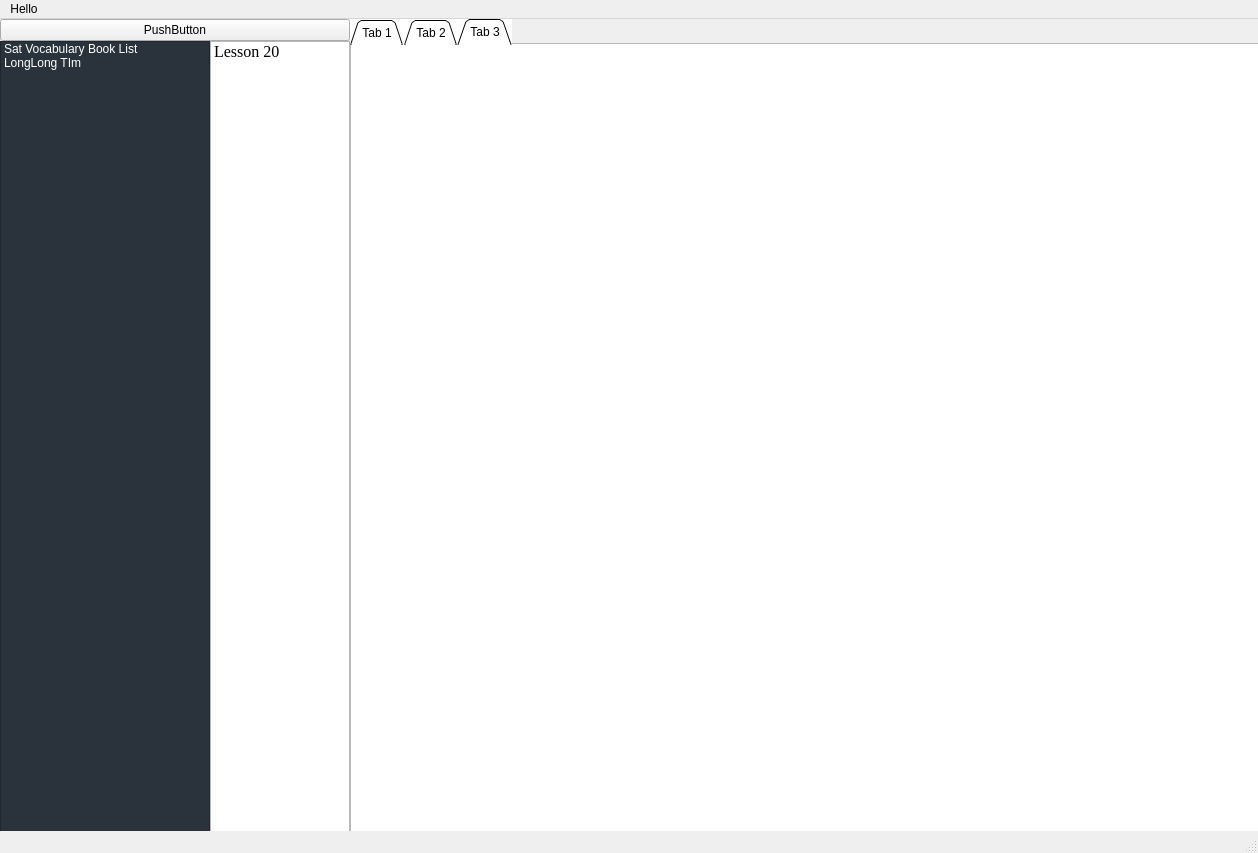
The window that PyQt5_GUI/RemV_Package/res/FirstGui.ui (ArmandXiao/RemV) describes before a commit, drawn with Qt 5.
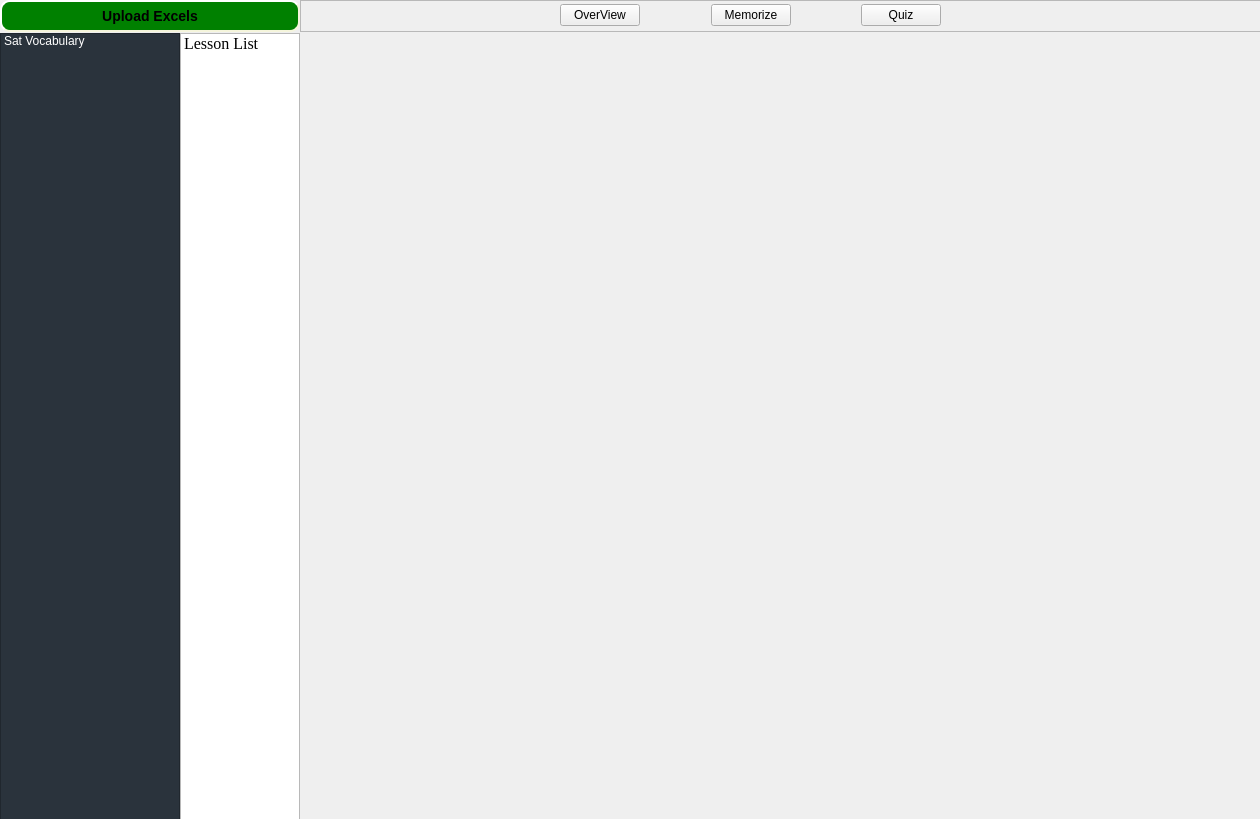
The same window after the commit.

Patch:
```diff
--- a/PyQt5_GUI/RemV_Package/res/FirstGui.ui
+++ b/PyQt5_GUI/RemV_Package/res/FirstGui.ui
@@ -6,8 +6,8 @@
    <rect>
     <x>0</x>
     <y>0</y>
-    <width>1258</width>
-    <height>853</height>
+    <width>1260</width>
+    <height>819</height>
    </rect>
   </property>
   <property name="tabletTracking">
@@ -16,6 +16,24 @@
   <property name="windowTitle">
    <string>MainWindow</string>
   </property>
+  <property name="windowOpacity">
+   <double>0.980000000000000</double>
+  </property>
+  <property name="autoFillBackground">
+   <bool>false</bool>
+  </property>
+  <property name="animated">
+   <bool>true</bool>
+  </property>
+  <property name="documentMode">
+   <bool>false</bool>
+  </property>
+  <property name="tabShape">
+   <enum>QTabWidget::Rounded</enum>
+  </property>
+  <property name="unifiedTitleAndToolBarOnMac">
+   <bool>false</bool>
+  </property>
   <widget class="QWidget" name="centralwidget">
    <widget class="QWidget" name="layoutWidget">
     <property name="geometry">
@@ -26,40 +44,25 @@
       <height>821</height>
      </rect>
     </property>
-    <layout class="QGridLayout" name="gridLayout" rowstretch="1,20" columnstretch="3,2,13">
+    <layout class="QGridLayout" name="gridLayout" rowstretch="1,0" columnstretch="3,2,16">
      <property name="sizeConstraint">
       <enum>QLayout::SetDefaultConstraint</enum>
      </property>
      <property name="leftMargin">
       <number>0</number>
      </property>
-     <property name="spacing">
+     <property name="topMargin">
       <number>0</number>
      </property>
-     <item row="1" column="1">
-      <widget class="QListWidget" name="lessonListWidget">
-       <property name="font">
-        <font>
-         <family>Times New Roman</family>
-         <pointsize>12</pointsize>
-         <weight>9</weight>
-         <italic>false</italic>
-         <bold>false</bold>
-        </font>
-       </property>
-       <property name="styleSheet">
-        <string notr="true">font: 75 12pt &quot;Times New Roman&quot;;</string>
-       </property>
-       <property name="alternatingRowColors">
-        <bool>true</bool>
-       </property>
-       <item>
-        <property name="text">
-         <string>Lesson 20</string>
-        </property>
-       </item>
-      </widget>
-     </item>
+     <property name="rightMargin">
+      <number>0</number>
+     </property>
+     <property name="horizontalSpacing">
+      <number>0</number>
+     </property>
+     <property name="verticalSpacing">
+      <number>1</number>
+     </property>
      <item row="1" column="0">
       <widget class="QListWidget" name="bookListWidget">
        <property name="toolTip">
@@ -77,6 +80,9 @@
 background: rgb(42, 51, 60)
 </string>
        </property>
+       <property name="frameShadow">
+        <enum>QFrame::Plain</enum>
+       </property>
        <property name="alternatingRowColors">
         <bool>false</bool>
        </property>
@@ -94,86 +100,167 @@
        </property>
        <item>
         <property name="text">
-         <string>Sat Vocabulary Book List</string>
+         <string>Sat Vocabulary</string>
         </property>
        </item>
+      </widget>
+     </item>
+     <item row="0" column="2">
+      <widget class="QFrame" name="frame">
+       <property name="frameShape">
+        <enum>QFrame::StyledPanel</enum>
+       </property>
+       <property name="frameShadow">
+        <enum>QFrame::Raised</enum>
+       </property>
+       <widget class="QWidget" name="horizontalLayoutWidget">
+        <property name="geometry">
+         <rect>
+          <x>260</x>
+          <y>0</y>
+          <width>381</width>
+          <height>30</height>
+         </rect>
+        </property>
+        <layout class="QHBoxLayout" name="horizontalLayout">
+         <property name="spacing">
+          <number>20</number>
+         </property>
+         <item>
+          <widget class="QPushButton" name="OverViewSceneBtn">
+           <property name="text">
+            <string>OverView</string>
+           </property>
+          </widget>
+         </item>
+         <item>
+          <spacer name="horizontalSpacer">
+           <property name="orientation">
+            <enum>Qt::Horizontal</enum>
+           </property>
+           <property name="sizeHint" stdset="0">
+            <size>
+             <width>40</width>
+             <height>20</height>
+            </size>
+           </property>
+          </spacer>
+         </item>
+         <item>
+          <widget class="QPushButton" name="MemorizeSceneBtn">
+           <property name="text">
+            <string>Memorize</string>
+           </property>
+          </widget>
+         </item>
+         <item>
+          <spacer name="horizontalSpacer_2">
+           <property name="orientation">
+            <enum>Qt::Horizontal</enum>
+           </property>
+           <property name="sizeHint" stdset="0">
+            <size>
+             <width>40</width>
+             <height>20</height>
+            </size>
+           </property>
+          </spacer>
+         </item>
+         <item>
+          <widget class="QPushButton" name="QuizSceneBtn">
+           <property name="text">
+            <string>Quiz</string>
+           </property>
+          </widget>
+         </item>
+        </layout>
+       </widget>
+      </widget>
+     </item>
+     <item row="1" column="2">
+      <widget class="QStackedWidget" name="stackedWidget">
+       <property name="enabled">
+        <bool>true</bool>
+       </property>
+       <property name="frameShape">
+        <enum>QFrame::NoFrame</enum>
+       </property>
+       <property name="lineWidth">
+        <number>1</number>
+       </property>
+       <property name="currentIndex">
+        <number>0</number>
+       </property>
+       <widget class="QWidget" name="OverviewScene"/>
+       <widget class="QWidget" name="MemorizeScene"/>
+       <widget class="QWidget" name="QuizScene"/>
+      </widget>
+     </item>
+     <item row="1" column="1">
+      <widget class="QListWidget" name="lessonListWidget">
+       <property name="font">
+        <font>
+         <family>Times New Roman</family>
+         <pointsize>12</pointsize>
+         <weight>9</weight>
+         <italic>false</italic>
+         <bold>false</bold>
+        </font>
+       </property>
+       <property name="styleSheet">
+        <string notr="true">font: 75 12pt &quot;Times New Roman&quot;;</string>
+       </property>
+       <property name="frameShadow">
+        <enum>QFrame::Plain</enum>
+       </property>
+       <property name="alternatingRowColors">
+        <bool>true</bool>
+       </property>
        <item>
         <property name="text">
-         <string>LongLong TIm</string>
+         <string>Lesson List</string>
         </property>
        </item>
       </widget>
      </item>
      <item row="0" column="0" colspan="2">
-      <widget class="QPushButton" name="pushButton">
+      <widget class="QPushButton" name="uploadButton">
+       <property name="cursor">
+        <cursorShape>PointingHandCursor</cursorShape>
+       </property>
+       <property name="mouseTracking">
+        <bool>false</bool>
+       </property>
+       <property name="layoutDirection">
+        <enum>Qt::LeftToRight</enum>
+       </property>
+       <property name="autoFillBackground">
+        <bool>false</bool>
+       </property>
+       <property name="styleSheet">
+        <string notr="true">    background-color: green;
+    border-style: outset;
+    border-width: 2px;
+    border-radius: 10px;
+    border-color: beige;
+    font: bold 14px;
+    min-width: 10em;
+    padding: 6px;</string>
+       </property>
        <property name="text">
-        <string>PushButton</string>
+        <string>Upload Excels</string>
        </property>
-      </widget>
-     </item>
-     <item row="0" column="2" rowspan="2">
-      <widget class="QTabWidget" name="tabWidget">
-       <property name="styleSheet">
-        <string notr="true">background: rgb(255, 255, 255)</string>
-       </property>
-       <property name="tabPosition">
-        <enum>QTabWidget::North</enum>
-       </property>
-       <property name="tabShape">
-        <enum>QTabWidget::Triangular</enum>
-       </property>
-       <property name="currentIndex">
-        <number>2</number>
-       </property>
-       <property name="iconSize">
-        <size>
-         <width>20</width>
-         <height>20</height>
-        </size>
-       </property>
-       <property name="documentMode">
+       <property name="checkable">
         <bool>false</bool>
        </property>
-       <property name="tabsClosable">
+       <property name="flat">
         <bool>false</bool>
        </property>
-       <widget class="QWidget" name="tab">
-        <attribute name="title">
-         <string>Tab 1</string>
-        </attribute>
-       </widget>
-       <widget class="QWidget" name="tab_2">
-        <attribute name="title">
-         <string>Tab 2</string>
-        </attribute>
-       </widget>
-       <widget class="QWidget" name="tab_3">
-        <attribute name="title">
-         <string>Tab 3</string>
-        </attribute>
-       </widget>
       </widget>
      </item>
     </layout>
    </widget>
   </widget>
-  <widget class="QMenuBar" name="menubar">
-   <property name="geometry">
-    <rect>
-     <x>0</x>
-     <y>0</y>
-     <width>1258</width>
-     <height>26</height>
-    </rect>
-   </property>
-   <widget class="QMenu" name="menuHello">
-    <property name="title">
-     <string>Hello</string>
-    </property>
-   </widget>
-   <addaction name="menuHello"/>
-  </widget>
-  <widget class="QStatusBar" name="statusbar"/>
  </widget>
  <resources/>
  <connections/>
```
